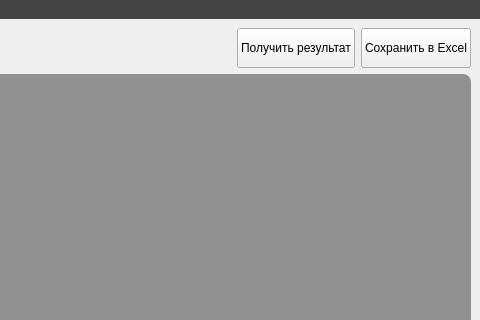
The window that dohody.ui (ShilkinYuV/dohody_project) describes before a commit, drawn with Qt 5; both pictures show x 399 to 879 and y 0 to 320 of the 879 by 600 pixel window.
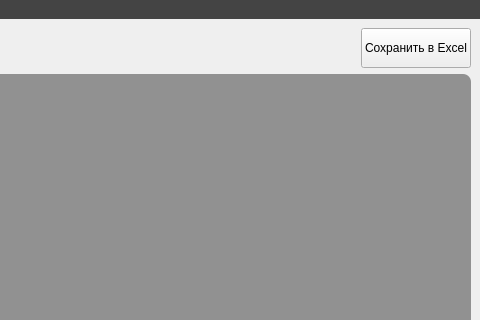
The same window after the commit. Icons and pictures are not drawn.

```diff
--- a/dohody.ui
+++ b/dohody.ui
@@ -165,29 +165,6 @@
         </property>
        </spacer>
       </item>
-      <item>
-       <widget class="QPushButton" name="run">
-        <property name="minimumSize">
-         <size>
-          <width>0</width>
-          <height>40</height>
-         </size>
-        </property>
-        <property name="text">
-         <string>Получить результат</string>
-        </property>
-        <property name="icon">
-         <iconset>
-          <normaloff>img/start.png</normaloff>img/start.png</iconset>
-        </property>
-        <property name="iconSize">
-         <size>
-          <width>30</width>
-          <height>30</height>
-         </size>
-        </property>
-       </widget>
-      </item>
       <item>
        <widget class="QPushButton" name="save">
         <property name="minimumSize">
```
